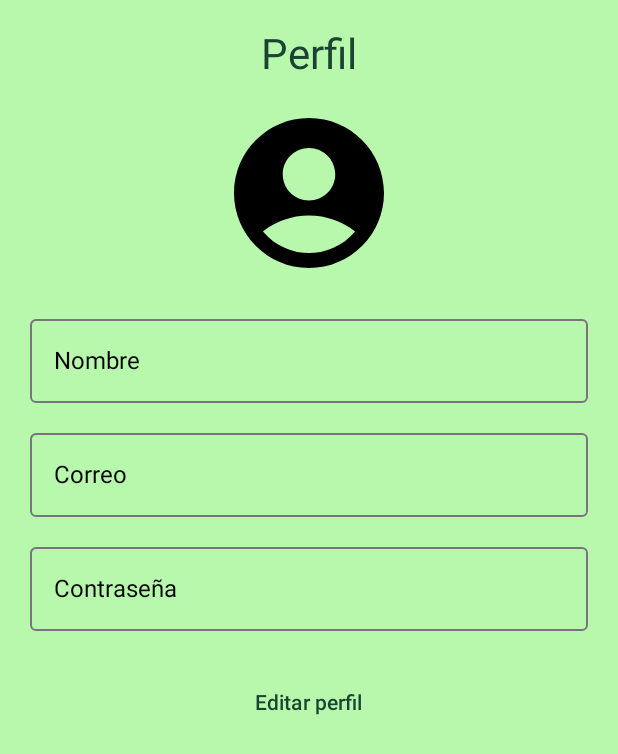
After one commit to mgcruzp/ReBottle, an Android app built with Jetpack Compose: the composable PerfilScreen shown on its own in the app's theme, on a phone screen of 412 x 824 dp. The commit adds this screen. Shown: the top 754 px of the screen. Run offline under Robolectric (Android 15) with nearby library versions, the phone set to English and light mode, and no system bars.

Commit message:
Creacion de cositas de user

```diff
--- a/app/build.gradle.kts
+++ b/app/build.gradle.kts
@@ -59,6 +59,8 @@ dependencies {
     val composeBom = platform("androidx.compose:compose-bom:2024.06.00")
     implementation(composeBom)
     androidTestImplementation(composeBom)
+    implementation("androidx.compose.material:material-icons-extended:1.6.8")
+
 
     implementation("androidx.activity:activity-compose:1.9.2")
     implementation("androidx.compose.material3:material3")
--- /dev/null
+++ b/app/src/main/java/com/example/rebottle/ui/components/PrimaryButton.kt
@@ -0,0 +1,27 @@
+package com.example.rebottle.ui.components
+
+import androidx.compose.material3.*
+import androidx.compose.runtime.Composable
+import androidx.compose.ui.Modifier
+import androidx.compose.ui.graphics.Color
+
+@Composable
+fun PrimaryButton(
+    text: String,
+    modifier: Modifier = Modifier,
+    enabled: Boolean = true,
+    onClick: () -> Unit
+) {
+    Button(
+        onClick = onClick,
+        enabled = enabled,
+        modifier = modifier,
+        colors = ButtonDefaults.buttonColors(
+            containerColor = Color(0xFFB8F8AD), // verde botón
+            contentColor = Color(0xFF1B4332)    // texto verde oscuro
+        ),
+        shape = MaterialTheme.shapes.large
+    ) {
+        Text(text, style = MaterialTheme.typography.labelLarge)
+    }
+}
--- /dev/null
+++ b/app/src/main/java/com/example/rebottle/ui/screens/user/PerfilScreen.kt
@@ -0,0 +1,46 @@
+package com.example.rebottle.ui.screens.home
+
+import androidx.compose.foundation.layout.*
+import androidx.compose.material.icons.Icons
+import androidx.compose.material.icons.filled.AccountCircle
+import androidx.compose.material3.*
+import androidx.compose.runtime.*
+import androidx.compose.ui.Alignment
+import androidx.compose.ui.Modifier
+import androidx.compose.ui.unit.dp
+import com.example.rebottle.ui.components.PrimaryButton
+
+@Composable
+fun PerfilScreen() {
+    var nombre by remember { mutableStateOf("") }
+    var correo by remember { mutableStateOf("") }
+    var contrasena by remember { mutableStateOf("") }
+
+    Column(
+        Modifier.fillMaxSize().padding(20.dp),
+        horizontalAlignment = Alignment.CenterHorizontally
+    ) {
+        Text("Perfil", style = MaterialTheme.typography.headlineLarge)
+        Spacer(Modifier.height(16.dp))
+
+        Icon(
+            imageVector = Icons.Default.AccountCircle,
+            contentDescription = null,
+            modifier = Modifier.size(120.dp)
+        )
+
+        Spacer(Modifier.height(16.dp))
+        OutlinedTextField(nombre, { nombre = it }, label = { Text("Nombre") }, modifier = Modifier.fillMaxWidth())
+        Spacer(Modifier.height(12.dp))
+        OutlinedTextField(correo, { correo = it }, label = { Text("Correo") }, modifier = Modifier.fillMaxWidth())
+        Spacer(Modifier.height(12.dp))
+        OutlinedTextField(contrasena, { contrasena = it }, label = { Text("Contraseña") }, modifier = Modifier.fillMaxWidth())
+
+        Spacer(Modifier.height(20.dp))
+        PrimaryButton(
+            text = "Editar perfil",
+            onClick = { /* TODO */ },
+            modifier = Modifier.fillMaxWidth().height(56.dp)
+        )
+    }
+}
```
Also changed, not shown: app/src/main/java/com/example/rebottle/nav/NavGraph.kt (+11 -5 lines), app/src/main/java/com/example/rebottle/ui/screens/log/InicioScreen.kt (renamed from app/src/main/java/com/example/rebottle/ui/screens/InicioScreen.kt, +8 -19 lines), app/src/main/java/com/example/rebottle/ui/screens/log/LoginScreen.kt (renamed from app/src/main/java/com/example/rebottle/ui/screens/LoginScreen.kt, +26 -28 lines), app/src/main/java/com/example/rebottle/ui/screens/log/RegisterScreen.kt (renamed from app/src/main/java/com/example/rebottle/ui/screens/RegisterScreen.kt, +16 -18 lines), app/src/main/java/com/example/rebottle/ui/screens/user/HistorialScreen.kt (added, +37 -0 lines), app/src/main/java/com/example/rebottle/ui/screens/user/InicioUsuarioScreen.kt (added, +88 -0 lines), app/src/main/java/com/example/rebottle/ui/screens/user/ProgramarSolicitarScreen.kt (added, +84 -0 lines), app/src/main/java/com/example/rebottle/ui/screens/user/RecompensasScreen.kt (added, +41 -0 lines), app/src/main/java/com/example/rebottle/ui/screens/user/UserHome.kt (added, +87 -0 lines).
